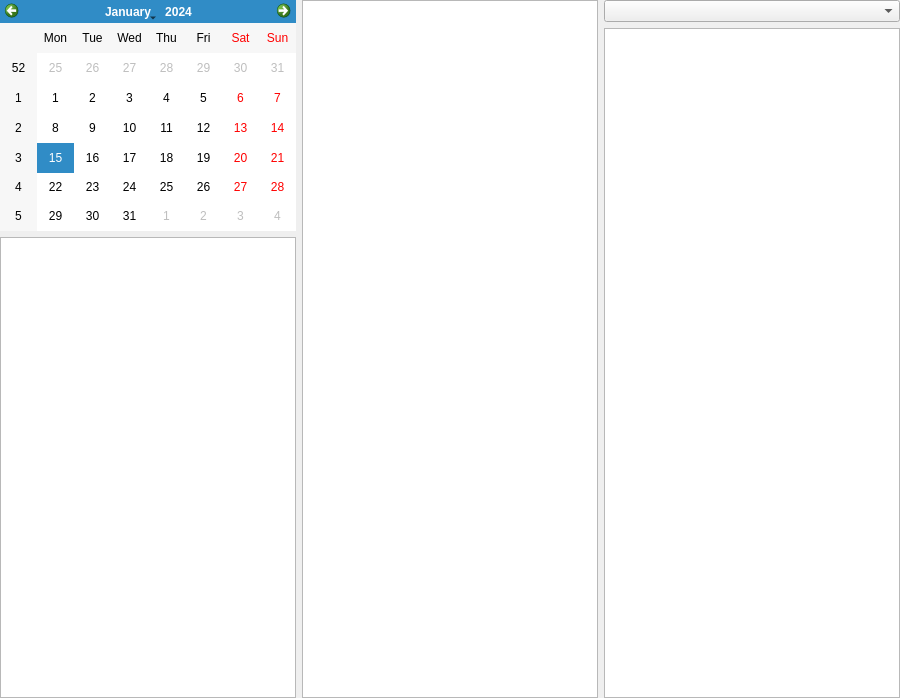
ovo-Tim/potato-diary, file ui/browse.ui: the form before one commit.
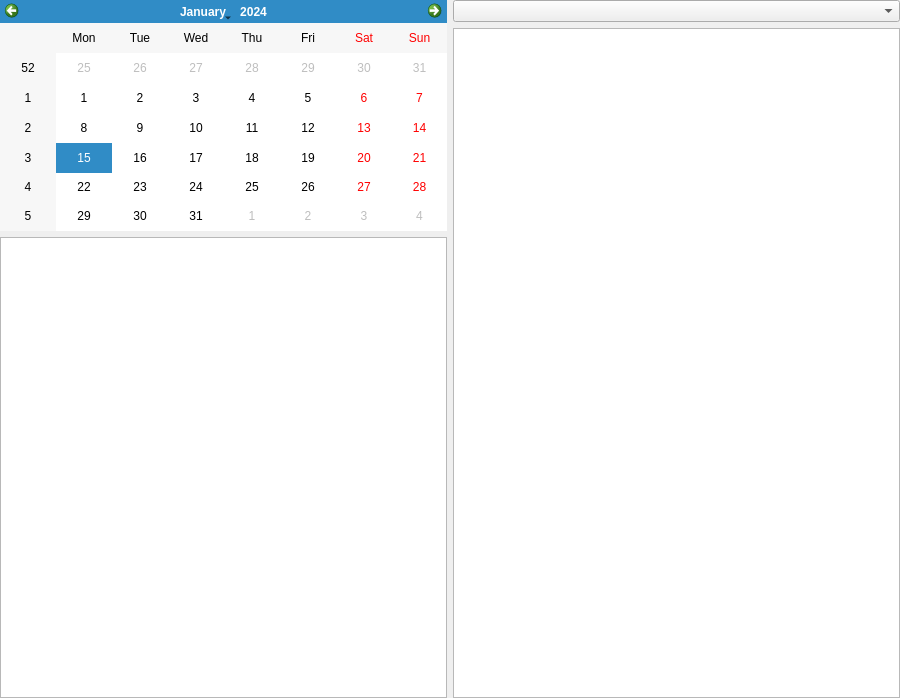
The form after the commit.

```diff
--- a/ui/browse.ui
+++ b/ui/browse.ui
@@ -38,9 +38,6 @@
        </item>
       </layout>
      </item>
-     <item>
-      <widget class="QTreeView" name="treeView"/>
-     </item>
      <item>
       <layout class="QVBoxLayout" name="verticalLayout">
        <item>
```
